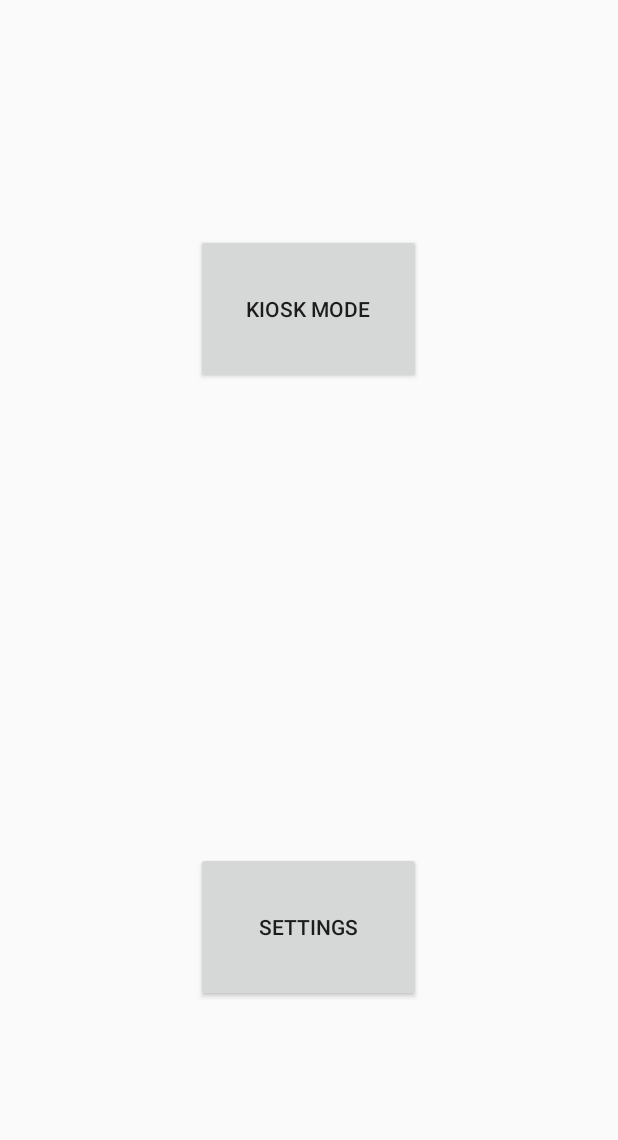
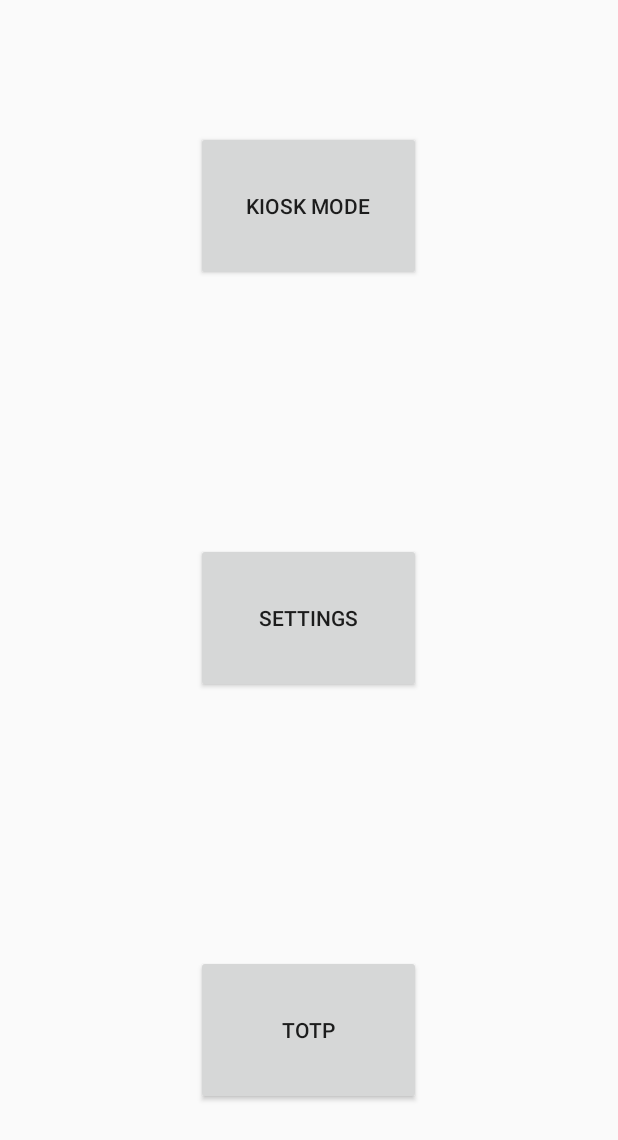
Before and after one commit to coderbunker/kiosk-android, an Android app: the screen it shows after launch (MainActivity), on a phone screen of 412 x 824 dp. Shown: the top 1140 px of the screen. Run offline under Robolectric (Android 15) with nearby library versions, the phone set to English and light mode, and no system bars.

Commit message:
Implementation of the generated secret key (6 digit pin)

```diff
--- a/app/src/main/AndroidManifest.xml
+++ b/app/src/main/AndroidManifest.xml
@@ -5,7 +5,6 @@
     <!-- Give permission to use Internet -->
     <uses-permission android:name="android.permission.INTERNET" />
     <uses-permission android:name="android.permission.REORDER_TASKS" />
-
 
     <application
         android:allowBackup="true"
@@ -27,8 +26,8 @@
                 <category android:name="android.intent.category.DEFAULT" />
             </intent-filter>
         </activity>
-
-        <activity android:name=".SettingsActivity"></activity>
+        <activity android:name=".SettingsActivity" />
+        <activity android:name=".TOTPActivity"></activity>
     </application>
 
 </manifest>
--- a/app/src/main/java/com/coderbunker/kioskapp/KioskActivity.java
+++ b/app/src/main/java/com/coderbunker/kioskapp/KioskActivity.java
@@ -210,6 +210,7 @@ public class KioskActivity extends Activity {
         if(blockedKeys.contains(event.getKeyCode())){
             return true;
         }
+
         return super.onKeyDown(keyCode, event);
     }
 
--- a/app/src/main/java/com/coderbunker/kioskapp/MainActivity.java
+++ b/app/src/main/java/com/coderbunker/kioskapp/MainActivity.java
@@ -9,7 +9,7 @@ import android.widget.Button;
 
 public class MainActivity extends Activity {
 
-    private Button kioskmode, settings;
+    private Button kioskmode, settings, totp;
 
     @Override
     protected void onCreate(Bundle savedInstanceState) {
@@ -18,6 +18,7 @@ public class MainActivity extends Activity {
 
         kioskmode = (Button) findViewById(R.id.button_kioskmode);
         settings = (Button) findViewById(R.id.button_settings);
+        totp = (Button) findViewById(R.id.button_pass);
 
         kioskmode.setOnClickListener(new View.OnClickListener() {
             @Override
@@ -38,5 +39,15 @@ public class MainActivity extends Activity {
             }
         });
 
+        totp.setOnClickListener(new View.OnClickListener() {
+            @Override
+            public void onClick(View view) {
+
+                Intent intent = new Intent(MainActivity.this, TOTPActivity.class);
+                startActivity(intent);
+
+            }
+        });
+
     }
 }
--- a/app/src/main/res/layout/activity_main.xml
+++ b/app/src/main/res/layout/activity_main.xml
@@ -37,6 +37,20 @@
 
         </RelativeLayout>
 
+    <RelativeLayout
+        android:layout_width="match_parent"
+        android:layout_height="match_parent"
+        android:layout_weight="1">
+
+        <Button
+            android:id="@+id/button_pass"
+            android:layout_width="150dp"
+            android:layout_height="100dp"
+            android:layout_centerInParent="true"
+            android:text="TOTP" />
+
+    </RelativeLayout>
+
 
 
 
```
